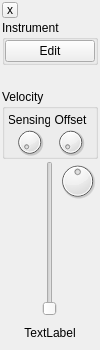
This is src/ZMS/channel/channelstripwidget.ui in wtrsltnk/zynmusicstudio as Qt 5 draws it before an edit. The edited form follows.
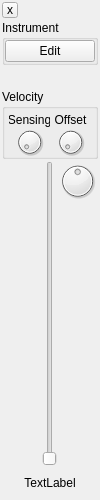
This is the edited form. Custom widgets are drawn as their Qt base class.

Patch:
```diff
--- a/src/ZMS/channel/channelstripwidget.ui
+++ b/src/ZMS/channel/channelstripwidget.ui
@@ -7,13 +7,19 @@
     <x>0</x>
     <y>0</y>
     <width>100</width>
-    <height>350</height>
+    <height>500</height>
    </rect>
   </property>
+  <property name="sizePolicy">
+   <sizepolicy hsizetype="Minimum" vsizetype="Minimum">
+    <horstretch>0</horstretch>
+    <verstretch>0</verstretch>
+   </sizepolicy>
+  </property>
   <property name="minimumSize">
    <size>
     <width>100</width>
-    <height>350</height>
+    <height>500</height>
    </size>
   </property>
   <property name="maximumSize">
```
